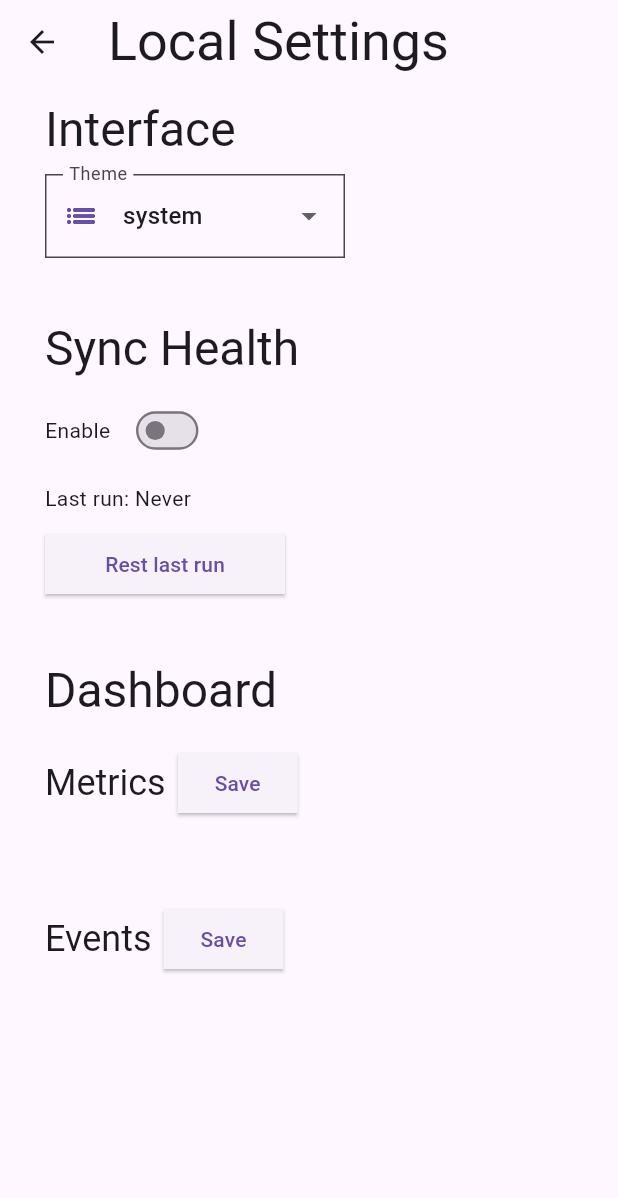
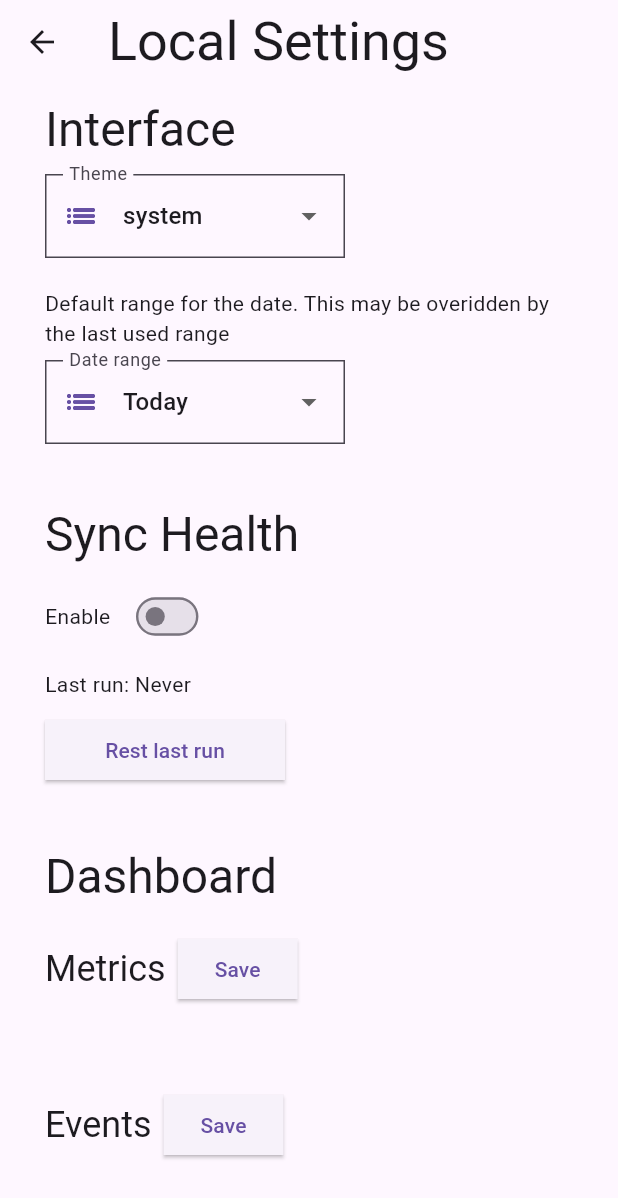
Before and after one commit to FSchiltz/Helse, a Flutter app: the LocalSettingsPage screen opened directly, on a phone screen of 412 x 824 dp. Shown: the top 1198 px of the screen. Run offline on Flutter 3.47's test engine with Material 3 defaults, Android fonts, the phone set to English and light mode, and no system bars; drawn by our look-alikes of toastification; our stand-ins replace app_links, bloc, chopper, fl_chart, flutter_bloc, jwt_decoder and 1 more; missing offline and left inert: dart:html, file_selector, health, universal_html; accounts and stored records are empty; generated files the repository leaves out were written again; project files that could hold a hidden picture were left out.

Commit message:
Add settings for the date range

```diff
--- a/App/lib/ui/local_settings.dart
+++ b/App/lib/ui/local_settings.dart
@@ -1,4 +1,5 @@
 import 'package:flutter/material.dart';
+import 'package:helse/helpers/translation.dart';
 import 'package:helse/logic/fit/fit_logic.dart';
 import 'package:helse/logic/settings/events_settings.dart';
 import 'package:helse/logic/settings/health_settings.dart';
@@ -7,6 +8,7 @@ import 'package:helse/logic/settings/ordered_item.dart';
 import 'package:helse/logic/settings/theme_settings.dart';
 import 'package:helse/main.dart';
 import 'package:helse/ui/common/custom_switch.dart';
+import 'package:helse/ui/common/date_range_picker.dart';
 import 'package:helse/ui/common/ordered_list.dart';
 import 'package:helse/ui/common/square_outline_input_border.dart';
 
@@ -30,6 +32,7 @@ class _LocalSettingsPageState extends State<LocalSettingsPage> {
   List<OrderedItem> _metrics = [];
   List<OrderedItem> _events = [];
   String? _lastRun;
+  DatePreset _range = DatePreset.today;
 
   Future<int> _getData() async {
     _healthEnabled = (await SettingsLogic.getHealth()).syncHealth;
@@ -37,6 +40,7 @@ class _LocalSettingsPageState extends State<LocalSettingsPage> {
     _metrics = (await SettingsLogic.getMetrics()).metrics;
     _events = (await SettingsLogic.getEvents()).events;
     _lastRun = (await SettingsLogic.getLastRun());
+    _range = await SettingsLogic.getDateRange();
 
     return 1;
   }
@@ -76,7 +80,6 @@ class _LocalSettingsPageState extends State<LocalSettingsPage> {
                         ...general(theme),
                         const SizedBox(height: 40),
                         ...syncHealth(theme, _lastRun ?? 'Never'),
-                        const SizedBox(height: 40),
                         Text('Dashboard', style: Theme.of(context).textTheme.headlineLarge),
                         const SizedBox(height: 10),
                         ...metrics(theme),
@@ -218,6 +221,27 @@ class _LocalSettingsPageState extends State<LocalSettingsPage> {
             border: SquareOutlineInputBorder(theme.primary),
           ),
         ),
+      ),
+      const SizedBox(height: 20),
+      const Text("Default range for the date. This may be overidden by the last used range"),
+      Padding(
+        padding: const EdgeInsets.only(top: 8.0),
+        child: SizedBox(
+          width: 200,
+          child: DropdownButtonFormField(
+            value: _range,
+            onChanged: rangeCallback,
+            items: DatePreset.values.map((type) => DropdownMenuItem(value: type, child: Text(Translation.get(type)))).toList(),
+            decoration: InputDecoration(
+              labelText: 'Date range',
+              prefixIcon: const Icon(Icons.list_sharp),
+              prefixIconColor: theme.primary,
+              filled: true,
+              fillColor: theme.surface,
+              border: SquareOutlineInputBorder(theme.primary),
+            ),
+          ),
+        ),
       )
     ];
   }
@@ -230,6 +254,13 @@ class _LocalSettingsPageState extends State<LocalSettingsPage> {
 
     // apply the theme
     AppView.of(context).changeTheme(value);
+  }
+
+  Future<void> rangeCallback(DatePreset? value) async {
+    if (value == null) return;
+
+    _range = value;
+    await SettingsLogic.setDateRange(value);
   }
 
   List<Widget> syncHealth(ColorScheme theme, String lastRun) {
@@ -274,6 +305,7 @@ class _LocalSettingsPageState extends State<LocalSettingsPage> {
             child: const Text("Rest last run"),
           ),
         ),
+        const SizedBox(height: 40),
       ];
     } else {
       return [];
```
